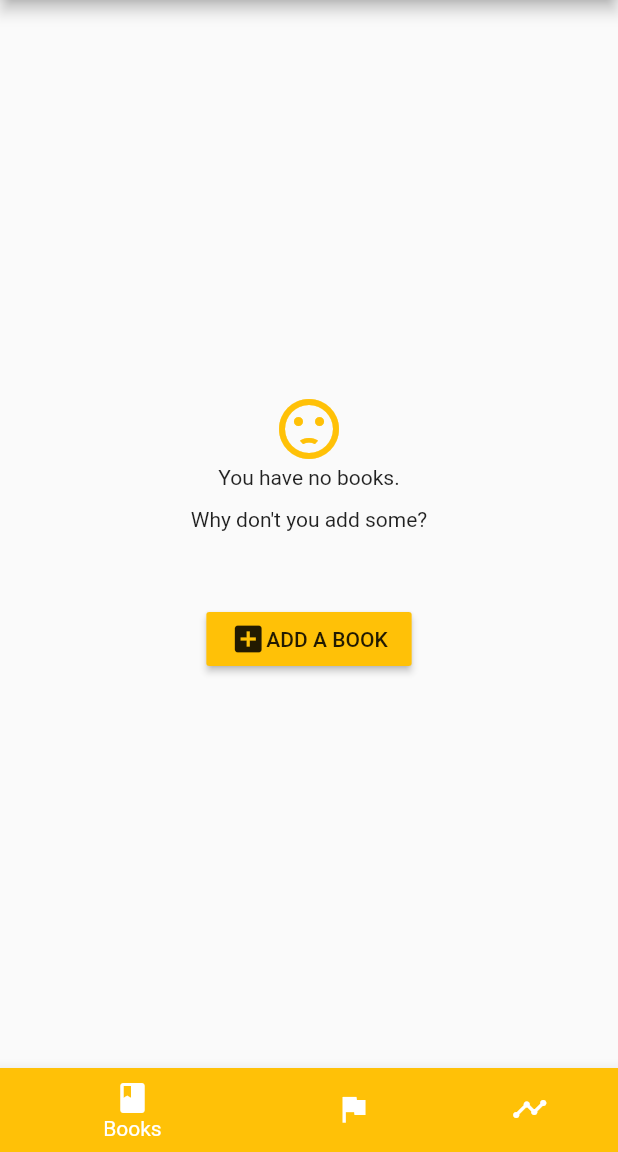
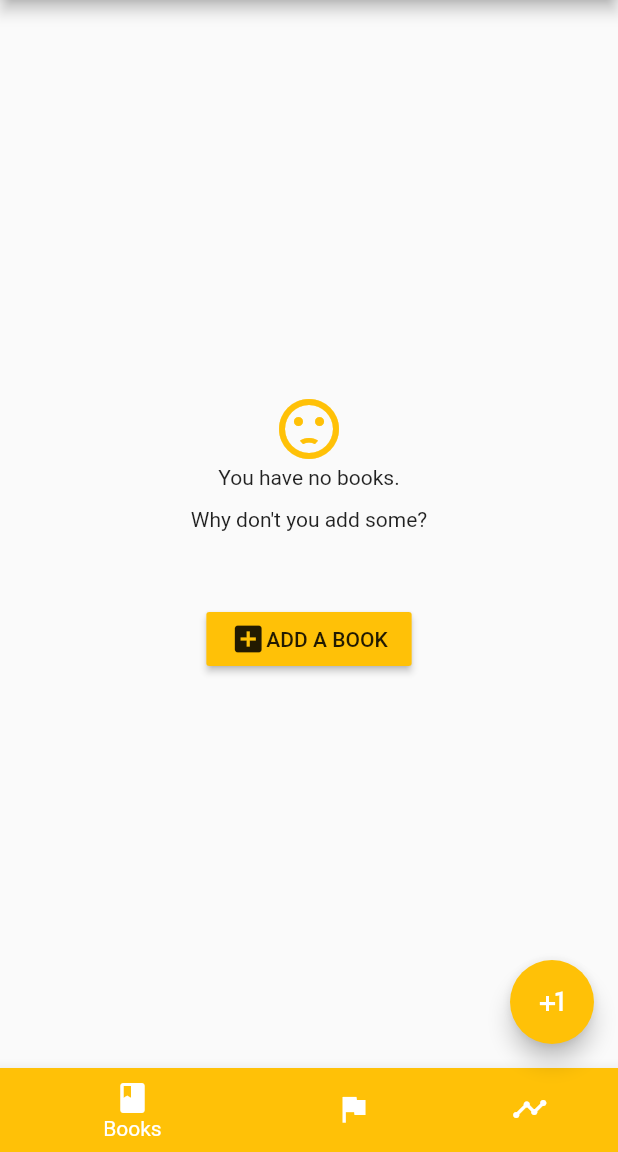
Before and after one commit to Antolius/readathon, a Flutter app: the _MainPageContents screen opened directly with empty values, on a phone screen of 412 x 824 dp, the part 84-1236 px from its top. Run offline on Flutter 3.47's test engine with Material 2 defaults, Android fonts, the phone set to English and light mode, and no system bars; our stand-ins replace flutter_redux, redux.

Commit message:
Simple, working, add book form

```diff
--- a/lib/models/book.dart
+++ b/lib/models/book.dart
@@ -67,13 +67,12 @@ class Book {
   Book({
     this.title,
     this.numberOfPages,
-    this.authors,
+    this.authors : const [],
     String id,
-    this.coverImageUrl = UNKNOWN_COVER_IMAGE_URL,
-    List<TagValue<dynamic>> tags,
+    this.coverImageUrl : UNKNOWN_COVER_IMAGE_URL,
+    this.tags : const [],
   })
-      : this.id = id ?? new Uuid().v4(),
-        this.tags = tags ?? const [];
+      : this.id = id ?? new Uuid().v4();
 
   Book copyWith({
     String id,
--- a/lib/pages/books/add_book.dart
+++ b/lib/pages/books/add_book.dart
@@ -7,6 +7,14 @@ import 'package:readathon/redux/state.dart';
 import 'package:redux/redux.dart';
 
 class AddBookModal extends StatelessWidget {
+
+  static void visit(BuildContext context) => Navigator.of(context).push(
+    new MaterialPageRoute(
+      fullscreenDialog: true,
+      builder: (context) => new AddBookModal(),
+    ),
+  );
+
   @override
   Widget build(BuildContext context) {
     return new StoreConnector<AppState, _ViewModel>(
@@ -20,27 +28,21 @@ class AddBookModal extends StatelessWidget {
 }
 
 class _ViewModel {
-  Book newBook;
   Set<Tag> existingTags;
   Set<Author> existingAuthors;
-  final void Function() onSave;
+  final void Function(Book newBook) onSave;
 
   _ViewModel(
-    this.newBook,
     this.existingTags,
     this.existingAuthors,
     this.onSave,
   );
 
   static _ViewModel from(Store<AppState> store) => new _ViewModel(
-        _extractNewBook(store),
         _extractTags(store),
         _extractAuthors(store),
-        () => store.dispatch(new AddBookAction(_extractNewBook(store))),
+        (Book newBook) => store.dispatch(new AddBookAction(newBook)),
       );
-
-  static Book _extractNewBook(Store<AppState> store) =>
-      store.state.addBookPageState.book;
 
   static Set<Tag> _extractTags(Store<AppState> store) =>
       store.state.domainState.books
@@ -57,21 +59,38 @@ class _ViewModel {
       identical(this, other) ||
       other is _ViewModel &&
           runtimeType == other.runtimeType &&
-          newBook == other.newBook &&
           const SetEquality().equals(existingTags, other.existingTags) &&
           const SetEquality().equals(existingAuthors, other.existingAuthors);
 
   @override
   int get hashCode =>
-      newBook.hashCode ^
       const SetEquality().hash(existingTags) ^
       const SetEquality().hash(existingAuthors);
 }
 
 class _AddBookForm extends StatelessWidget {
+  static final GlobalKey<FormState> _formKey = new GlobalKey<FormState>();
+  static final GlobalKey<FormFieldState<String>> _titleKey =
+      new GlobalKey<FormFieldState<String>>();
   final _ViewModel _model;
 
   _AddBookForm(this._model);
+
+  _onSave(BuildContext context) {
+    var form = _formKey.currentState;
+    if (form.validate()) {
+      var newBook = _readFormFields();
+      _model.onSave(newBook);
+      Navigator.pop(context);
+    }
+  }
+
+  _readFormFields() => new Book(
+        title: _titleKey.currentState.value,
+        numberOfPages: 0,
+        authors: [],
+        tags: [],
+      );
 
   @override
   Widget build(BuildContext context) {
@@ -80,26 +99,28 @@ class _AddBookForm extends StatelessWidget {
         title: new Text('Add book'),
         actions: <Widget>[
           new FlatButton(
-            onPressed: _model.onSave,
+            onPressed: () => _onSave(context),
             child: new Text('SAVE'),
           ),
         ],
       ),
-      body: new Form(
+      body: new Padding(
+        padding: new EdgeInsets.all(16.0),
+        child: new Form(
+          key: _formKey,
           child: new Column(
             children: <Widget>[
               new TextFormField(
+                key: _titleKey,
                 decoration: new InputDecoration(
                   icon: const Icon(Icons.title),
                   labelText: 'Title',
                 ),
-              initialValue: _model.newBook.title ?? '',
                 validator: (val) =>
                     val?.isNotEmpty ?? false ? null : 'Title is required',
-              onSaved: (val) =>
-                  _model.newBook = _model.newBook.copyWith(title: val),
               ),
             ],
+          ),
         ),
       ),
     );
--- a/lib/pages/books/books_list.dart
+++ b/lib/pages/books/books_list.dart
@@ -2,7 +2,7 @@ import 'package:collection/collection.dart';
 import 'package:flutter/material.dart';
 import 'package:flutter_redux/flutter_redux.dart';
 import 'package:readathon/models/models.dart';
-import 'package:readathon/pages/books/empty_list_state.dart';
+import 'package:readathon/pages/books/empty_books_list.dart';
 import 'package:readathon/redux/state.dart';
 import 'package:redux/redux.dart';
 
--- a/lib/pages/main/main_page.dart
+++ b/lib/pages/main/main_page.dart
@@ -1,6 +1,7 @@
 import 'package:flutter/material.dart';
 import 'package:flutter_redux/flutter_redux.dart';
 import 'package:readathon/app_sections.dart';
+import 'package:readathon/pages/books/add_book.dart';
 import 'package:readathon/pages/books/books_list.dart';
 import 'package:readathon/pages/main/main_page_tabs.dart';
 import 'package:readathon/redux/state.dart';
@@ -31,6 +32,7 @@ class _MainPageContents extends StatelessWidget {
       ),
       body: _buildBody(context),
       bottomNavigationBar: new MainTabs(),
+      floatingActionButton: _buildFAB(context),
     );
   }
 
@@ -50,4 +52,20 @@ class _MainPageContents extends StatelessWidget {
         throw new StateError('unknown type of app section: $activeSection');
     }
   }
+
+  Widget _buildFAB(BuildContext context) {
+    switch (activeSection) {
+      case AppSection.BOOKS:
+        return new FloatingActionButton(
+          child: new Icon(
+            Icons.plus_one,
+            color: Colors.white,
+          ),
+          tooltip: 'Add new book',
+          onPressed: () => AddBookModal.visit(context),
+        );
+      default:
+        return null;
+    }
+  }
 }
--- a/lib/redux/reducers/add_book_apage_reducer.dart
+++ /dev/null
@@ -1,6 +0,0 @@
-import 'package:readathon/redux/state.dart';
-import 'package:redux/src/utils.dart';
-
-final addBookPageReducer = combineTypedReducers<AddBookPageState>([
-  //TODO: reducers
-]);
--- a/lib/redux/reducers/app_state_reducer.dart
+++ b/lib/redux/reducers/app_state_reducer.dart
@@ -2,7 +2,6 @@ import 'package:readathon/redux/reducers/boot_reducer.dart';
 import 'package:readathon/redux/reducers/domain_reducer.dart';
 import 'package:readathon/redux/reducers/main_page_reducer.dart';
 import 'package:readathon/redux/reducers/overlay_reducer.dart';
-import 'package:readathon/redux/reducers/add_book_apage_reducer.dart';
 import 'package:readathon/redux/state.dart';
 
 AppState appStateReducer(AppState state, dynamic action) => new AppState(
@@ -10,5 +9,4 @@ AppState appStateReducer(AppState state, dynamic action) => new AppState(
       domainState: domainReducer(state.domainState, action),
       overlayState: overlayReducer(state.overlayState, action),
       mainPageState: mainPageReducer(state.mainPageState, action),
-      addBookPageState: addBookPageReducer(state.addBookPageState, action),
     );
--- a/lib/redux/state.dart
+++ b/lib/redux/state.dart
@@ -6,21 +6,16 @@ class AppState {
   final DomainState domainState;
   final OverlayState overlayState;
   final MainPageState mainPageState;
-  final AddBookPageState addBookPageState;
 
   AppState({
     this.isBooting = false,
     this.domainState = const DomainState(),
     this.overlayState = const OverlayState(),
     this.mainPageState = const MainPageState(),
-    this.addBookPageState = const AddBookPageState(),
   });
 
   factory AppState.init() => new AppState(
         isBooting: true,
-        addBookPageState: new AddBookPageState(
-          book: new Book(),
-        ),
       );
 
   AppState copyWith({
@@ -28,14 +23,12 @@ class AppState {
     DomainState domainState,
     OverlayState overlayState,
     MainPageState mainPageState,
-    AddBookPageState addBookPageState,
   }) =>
       new AppState(
         isBooting: isBooting ?? this.isBooting,
         domainState: domainState ?? this.domainState,
         overlayState: overlayState ?? this.overlayState,
         mainPageState: mainPageState ?? this.mainPageState,
-        addBookPageState: addBookPageState ?? this.addBookPageState,
       );
 }
 
@@ -83,9 +76,3 @@ class MainPageState {
 
   const MainPageState({this.activeSection: AppSection.BOOKS});
 }
-
-class AddBookPageState {
-  final Book book;
-
-  const AddBookPageState({this.book});
-}
--- a/lib/repositories/file_repository.dart
+++ b/lib/repositories/file_repository.dart
@@ -50,7 +50,7 @@ class FileRepository extends Repository {
 
   @override
   Future saveBooks(List<Book> books) async {
-    var jsonString = JSON.encode(books.map((book) => book.toJson()));
+    var jsonString = JSON.encode(books.map((book) => book.toJson()).toList(growable: false));
     var file = await _booksFile;
     await file.writeAsString(jsonString);
   }
```
Also changed, not shown: lib/pages/books/empty_books_list.dart (renamed from lib/pages/books/empty_list_state.dart, +1 -6 lines). Lines whose indentation alone changed are shown as unchanged.
